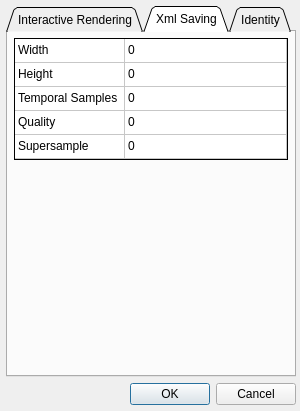
zblack/fractorium, file Source/Fractorium/OptionsDialog.ui: the form before one commit.
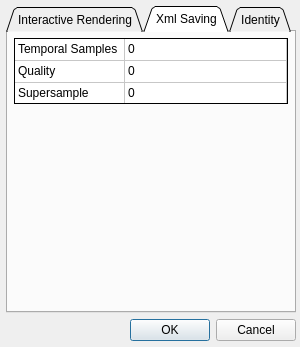
The form after the commit. The open tabs and pages were chosen to show the change. Custom widgets are drawn as their Qt base class.

Commit message: 0.4.1.3 Beta 10/14/2014 --User Changes  Size is no longer fixed to the window size.  Size scaling is done differently in the final render dialog. This fixes several bugs.  Remove Xml saving size from settings and options dialog, it no longer applies.  Final render can be broken into strips.  Set default save path to the desktop if none is found in the settings file.  Set default output size to 1920x1080 if none is found in the settings file.

```diff
--- a/Source/Fractorium/OptionsDialog.ui
+++ b/Source/Fractorium/OptionsDialog.ui
@@ -7,7 +7,7 @@
     <x>0</x>
     <y>0</y>
     <width>300</width>
-    <height>411</height>
+    <height>347</height>
    </rect>
   </property>
   <property name="sizePolicy">
@@ -19,13 +19,13 @@
   <property name="minimumSize">
    <size>
     <width>300</width>
-    <height>411</height>
+    <height>347</height>
    </size>
   </property>
   <property name="maximumSize">
    <size>
     <width>300</width>
-    <height>411</height>
+    <height>347</height>
    </size>
   </property>
   <property name="windowTitle">
@@ -324,13 +324,13 @@
          <property name="minimumSize">
           <size>
            <width>0</width>
-           <height>122</height>
+           <height>66</height>
           </size>
          </property>
          <property name="maximumSize">
           <size>
            <width>16777215</width>
-           <height>122</height>
+           <height>66</height>
           </size>
          </property>
          <property name="focusPolicy">
@@ -400,27 +400,17 @@
           <bool>false</bool>
          </attribute>
          <attribute name="verticalHeaderDefaultSectionSize">
-          <number>24</number>
+          <number>22</number>
          </attribute>
          <attribute name="verticalHeaderHighlightSections">
           <bool>false</bool>
          </attribute>
          <attribute name="verticalHeaderMinimumSectionSize">
-          <number>24</number>
+          <number>22</number>
          </attribute>
          <attribute name="verticalHeaderStretchLastSection">
           <bool>false</bool>
          </attribute>
-         <row>
-          <property name="text">
-           <string>Width</string>
-          </property>
-         </row>
-         <row>
-          <property name="text">
-           <string>Height</string>
-          </property>
-         </row>
          <row>
           <property name="text">
            <string>Temporal Samples</string>
@@ -448,7 +438,7 @@
          </column>
          <item row="0" column="0">
           <property name="text">
-           <string>Width</string>
+           <string>Temporal Samples</string>
           </property>
           <property name="flags">
            <set>ItemIsDragEnabled|ItemIsUserCheckable|ItemIsEnabled</set>
@@ -461,7 +451,7 @@
          </item>
          <item row="1" column="0">
           <property name="text">
-           <string>Height</string>
+           <string>Quality</string>
           </property>
           <property name="flags">
            <set>ItemIsDragEnabled|ItemIsUserCheckable|ItemIsEnabled</set>
@@ -474,7 +464,7 @@
          </item>
          <item row="2" column="0">
           <property name="text">
-           <string>Temporal Samples</string>
+           <string>Supersample</string>
           </property>
           <property name="flags">
            <set>ItemIsDragEnabled|ItemIsUserCheckable|ItemIsEnabled</set>
@@ -485,32 +475,6 @@
            <string>0</string>
           </property>
          </item>
-         <item row="3" column="0">
-          <property name="text">
-           <string>Quality</string>
-          </property>
-          <property name="flags">
-           <set>ItemIsDragEnabled|ItemIsUserCheckable|ItemIsEnabled</set>
-          </property>
-         </item>
-         <item row="3" column="1">
-          <property name="text">
-           <string>0</string>
-          </property>
-         </item>
-         <item row="4" column="0">
-          <property name="text">
-           <string>Supersample</string>
-          </property>
-          <property name="flags">
-           <set>ItemIsDragEnabled|ItemIsUserCheckable|ItemIsEnabled</set>
-          </property>
-         </item>
-         <item row="4" column="1">
-          <property name="text">
-           <string>0</string>
-          </property>
-         </item>
         </widget>
        </item>
       </layout>
```
Left out of the diff: 12 changed lines with no effect on the pictures. The commit also changes 79 other files.
